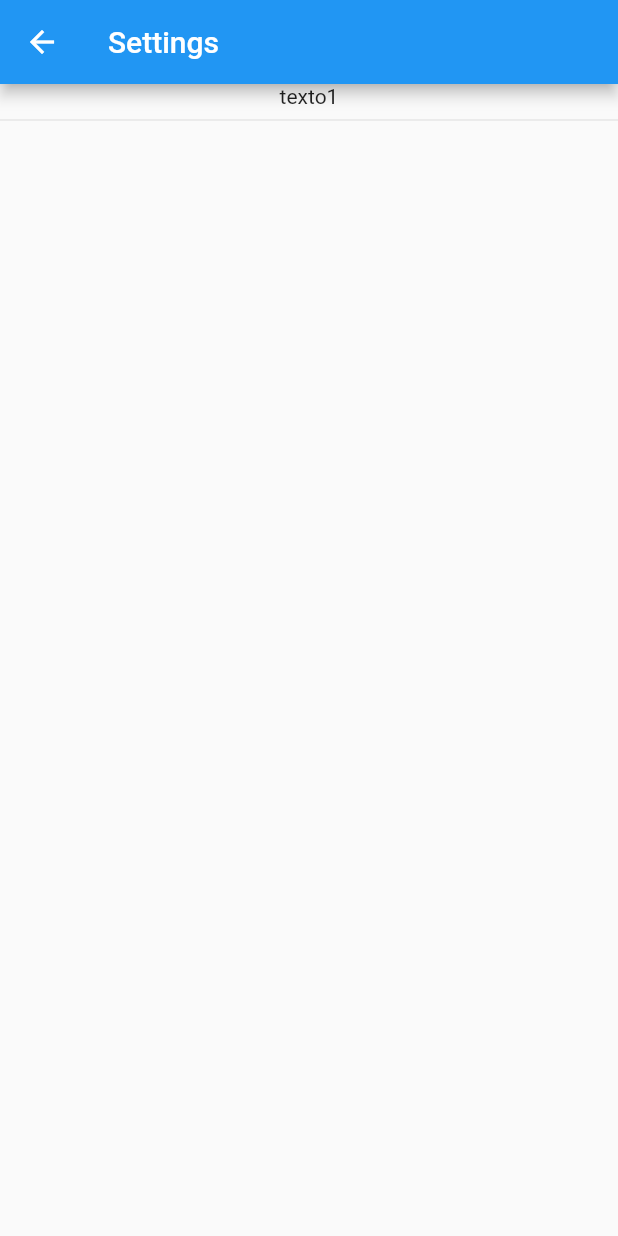
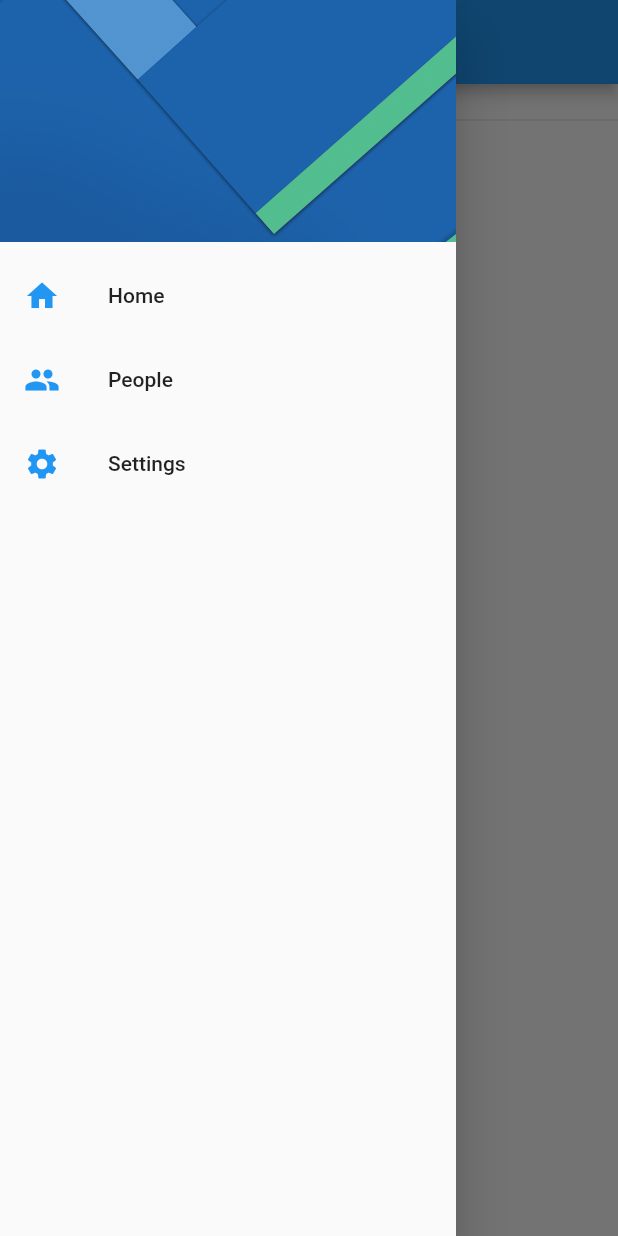
Before and after one commit to AleMancilla/Preferencias-de-Usuario, a Flutter app: the SettingPage screen opened by its route, with the side drawer open (before the commit the screen has no drawer), on a phone screen of 412 x 824 dp. Run offline on Flutter 3.47's test engine with Material 2 defaults, Android fonts, the phone set to English and light mode, and no system bars.

Commit message:
drawer como widget independiente

```diff
--- /dev/null
+++ b/lib/Widgets/Menu_Drawer_Widget.dart
@@ -0,0 +1,47 @@
+import 'package:flutter/material.dart';
+
+class MenuDrawer extends StatelessWidget {
+  const MenuDrawer({Key key}) : super(key: key);
+
+  @override
+  Widget build(BuildContext context) {
+    return Drawer(
+      child: ListView(
+        padding: EdgeInsets.zero,
+        children: <Widget>[
+          DrawerHeader(
+            child: Container(),
+            decoration: BoxDecoration(
+              image: DecorationImage(
+                image: AssetImage("lib/assets/img/menu-img.jpg"),fit: BoxFit.cover
+              )
+            ),
+          ),
+
+          ListTile(
+            leading: Icon(Icons.home,color: Colors.blue,),
+            title: Text("Home"),
+            onTap: (){
+              Navigator.pushReplacementNamed(context, "/home");
+            },
+          ),
+
+          ListTile(
+            leading: Icon(Icons.people,color: Colors.blue,),
+            title: Text("People"),
+            onTap: (){},
+          ),
+
+          ListTile(
+            leading: Icon(Icons.settings,color: Colors.blue,),
+            title: Text("Settings"),
+            onTap: (){
+              Navigator.pushReplacementNamed(context, "/settings");
+            },
+          ),
+
+        ],
+      ),
+    );
+  }
+}
--- a/lib/src/pages/SettingsPage.dart
+++ b/lib/src/pages/SettingsPage.dart
@@ -1,4 +1,5 @@
 import 'package:flutter/material.dart';
+import 'package:preferensusuario/Widgets/Menu_Drawer_Widget.dart';
 
 class SettingPage extends StatelessWidget {
   const SettingPage({Key key}) : super(key: key);
@@ -16,6 +17,7 @@ class SettingPage extends StatelessWidget {
 
         ],
       ),
+      drawer: MenuDrawer(),
     );
   }
 }
```
Also changed, not shown: lib/src/pages/HomePage.dart (+2 -42 lines).
